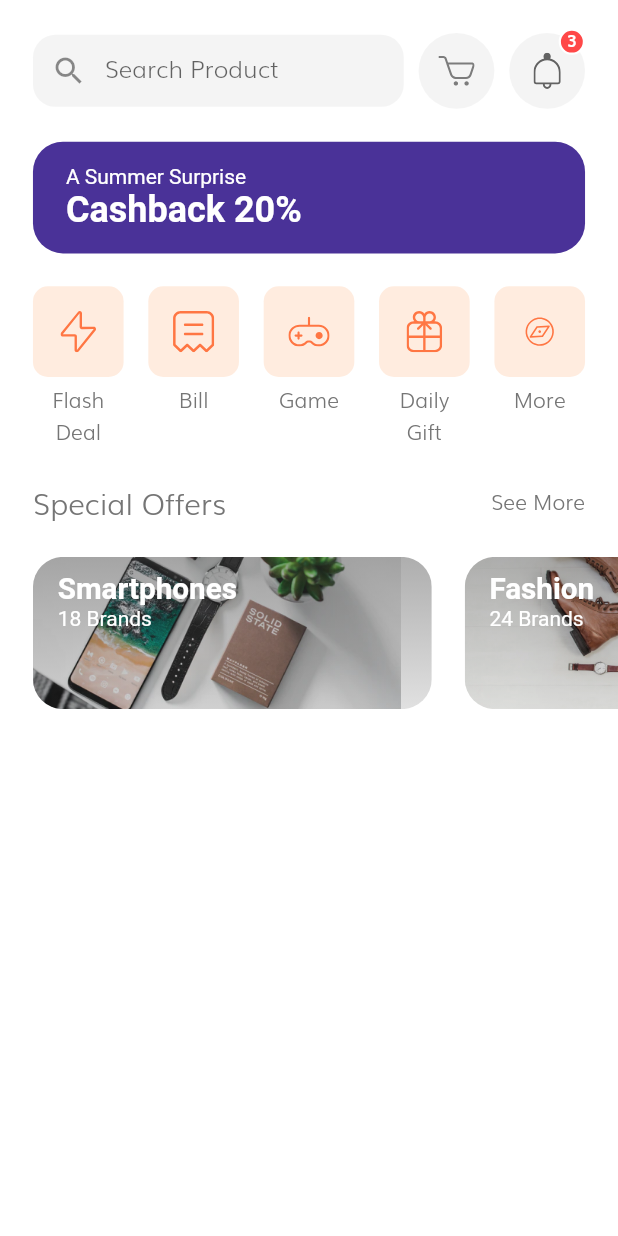
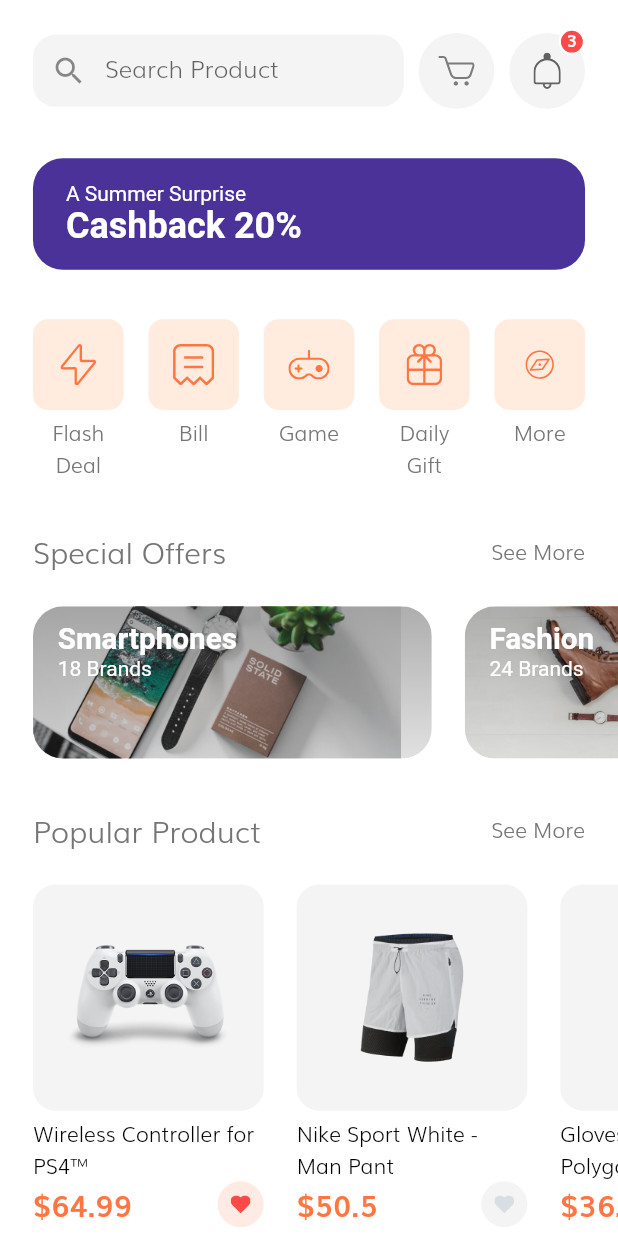
Before and after one commit to jackycsl/ecommerce_app, a Flutter app: the HomeScreen screen opened by its route, on a phone screen of 412 x 824 dp. Run offline on Flutter 3.47's test engine with Material 2 defaults, Android fonts, the phone set to English and light mode, and no system bars; our stand-ins replace flutter_svg.

Commit message:
build popular products cards

```diff
--- /dev/null
+++ b/lib/components/product_card.dart
@@ -0,0 +1,80 @@
+import 'package:ecommerce_app/models/Product.dart';
+import 'package:flutter/material.dart';
+import 'package:flutter_svg/svg.dart';
+
+import '../constants.dart';
+import '../size_config.dart';
+
+class ProductCard extends StatelessWidget {
+  const ProductCard({
+    Key key,
+    this.width = 140,
+    this.aspectRetion = 1.02,
+    this.product,
+  }) : super(key: key);
+
+  final double width, aspectRetion;
+  final Product product;
+
+  @override
+  Widget build(BuildContext context) {
+    return Padding(
+      padding: EdgeInsets.only(left: getProportionateScreenWidth(20)),
+      child: SizedBox(
+        width: getProportionateScreenWidth(width),
+        child: Column(
+          children: [
+            AspectRatio(
+              aspectRatio: aspectRetion,
+              child: Container(
+                padding: EdgeInsets.all(getProportionateScreenWidth(20)),
+                decoration: BoxDecoration(
+                    color: kSecondaryColor.withOpacity(0.1),
+                    borderRadius: BorderRadius.circular(15)),
+                child: Image.asset(product.images[0]),
+              ),
+            ),
+            const SizedBox(height: 5),
+            Text(
+              product.title,
+              style: TextStyle(color: Colors.black),
+              maxLines: 2,
+            ),
+            Row(
+              mainAxisAlignment: MainAxisAlignment.spaceBetween,
+              children: [
+                Text(
+                  "\$${product.price}",
+                  style: TextStyle(
+                      fontSize: getProportionateScreenWidth(18),
+                      fontWeight: FontWeight.w600,
+                      color: kPrimaryColor),
+                ),
+                InkWell(
+                  borderRadius: BorderRadius.circular(30),
+                  onTap: () {},
+                  child: Container(
+                    padding: EdgeInsets.all(getProportionateScreenWidth(8)),
+                    width: getProportionateScreenWidth(28),
+                    height: getProportionateScreenWidth(28),
+                    decoration: BoxDecoration(
+                        color: product.isFavourite
+                            ? kPrimaryColor.withOpacity(0.15)
+                            : kSecondaryColor.withOpacity(0.1),
+                        shape: BoxShape.circle),
+                    child: SvgPicture.asset(
+                      "assets/icons/Heart Icon_2.svg",
+                      color: product.isFavourite
+                          ? Color(0xFFFF4848)
+                          : Color(0xFFD8DEE4),
+                    ),
+                  ),
+                )
+              ],
+            ),
+          ],
+        ),
+      ),
+    );
+  }
+}
--- /dev/null
+++ b/lib/models/Product.dart
@@ -0,0 +1,101 @@
+import 'package:flutter/material.dart';
+
+class Product {
+  final int id;
+  final String title, description;
+  final List<String> images;
+  final List<Color> colors;
+  final double rating, price;
+  final bool isFavourite, isPopular;
+
+  Product({
+    @required this.id,
+    @required this.images,
+    @required this.colors,
+    this.rating = 0.0,
+    this.isFavourite = false,
+    this.isPopular = false,
+    @required this.title,
+    @required this.price,
+    @required this.description,
+  });
+}
+
+List<Product> demoProducts = [
+  Product(
+    id: 1,
+    images: [
+      "assets/images/ps4_console_white_1.png",
+      "assets/images/ps4_console_white_2.png",
+      "assets/images/ps4_console_white_3.png",
+      "assets/images/ps4_console_white_4.png",
+    ],
+    colors: [
+      Color(0xFFF6625E),
+      Color(0xFF836DB8),
+      Color(0xFFDECB9C),
+      Colors.white,
+    ],
+    title: "Wireless Controller for PS4™",
+    price: 64.99,
+    description: description,
+    rating: 4.8,
+    isFavourite: true,
+    isPopular: true,
+  ),
+  Product(
+    id: 2,
+    images: [
+      "assets/images/Image Popular Product 2.png",
+    ],
+    colors: [
+      Color(0xFFF6625E),
+      Color(0xFF836DB8),
+      Color(0xFFDECB9C),
+      Colors.white,
+    ],
+    title: "Nike Sport White - Man Pant",
+    price: 50.5,
+    description: description,
+    rating: 4.1,
+    isPopular: true,
+  ),
+  Product(
+    id: 3,
+    images: [
+      "assets/images/glap.png",
+    ],
+    colors: [
+      Color(0xFFF6625E),
+      Color(0xFF836DB8),
+      Color(0xFFDECB9C),
+      Colors.white,
+    ],
+    title: "Gloves XC Omega - Polygon",
+    price: 36.55,
+    description: description,
+    rating: 4.1,
+    isFavourite: true,
+    isPopular: true,
+  ),
+  Product(
+    id: 4,
+    images: [
+      "assets/images/wireless headset.png",
+    ],
+    colors: [
+      Color(0xFFF6625E),
+      Color(0xFF836DB8),
+      Color(0xFFDECB9C),
+      Colors.white,
+    ],
+    title: "Logitech Head",
+    price: 20.20,
+    description: description,
+    rating: 4.1,
+    isFavourite: true,
+  ),
+];
+
+const String description =
+    "Wireless Controller for PS4™ gives you what you want in your gaming from over precision control your games to sharing …";
--- a/lib/screens/home/components/body.dart
+++ b/lib/screens/home/components/body.dart
@@ -1,3 +1,4 @@
+import 'package:ecommerce_app/screens/home/components/popular_products.dart';
 import 'package:ecommerce_app/size_config.dart';
 import 'package:flutter/material.dart';
 import 'categories.dart';
@@ -14,12 +15,15 @@ class Body extends StatelessWidget {
           children: [
             SizedBox(height: getProportionateScreenWidth(20)),
             HomeHeader(),
-            SizedBox(height: getProportionateScreenWidth(20)),
+            SizedBox(height: getProportionateScreenWidth(30)),
             DiscountBanner(),
-            SizedBox(height: getProportionateScreenWidth(20)),
+            SizedBox(height: getProportionateScreenWidth(30)),
             Categories(),
-            SizedBox(height: getProportionateScreenWidth(20)),
-            SpecialOffers()
+            SizedBox(height: getProportionateScreenWidth(30)),
+            SpecialOffers(),
+            SizedBox(height: getProportionateScreenWidth(30)),
+            PopularProducts(),
+            SizedBox(height: getProportionateScreenWidth(30)),
           ],
         ),
       ),
--- /dev/null
+++ b/lib/screens/home/components/popular_products.dart
@@ -0,0 +1,36 @@
+import 'package:ecommerce_app/components/product_card.dart';
+import 'package:ecommerce_app/models/Product.dart';
+import 'package:ecommerce_app/screens/home/components/section_title.dart';
+import 'package:flutter/material.dart';
+
+import '../../../size_config.dart';
+
+class PopularProducts extends StatelessWidget {
+  const PopularProducts({
+    Key key,
+  }) : super(key: key);
+
+  @override
+  Widget build(BuildContext context) {
+    return Column(
+      children: [
+        SectionTitle(text: "Popular Product", press: () {}),
+        SizedBox(height: getProportionateScreenWidth(20)),
+        SingleChildScrollView(
+          scrollDirection: Axis.horizontal,
+          child: Row(
+            children: [
+              ...List.generate(
+                demoProducts.length,
+                (index) => ProductCard(
+                  product: demoProducts[index],
+                ),
+              ),
+              SizedBox(width: getProportionateScreenWidth(20))
+            ],
+          ),
+        ),
+      ],
+    );
+  }
+}
```
